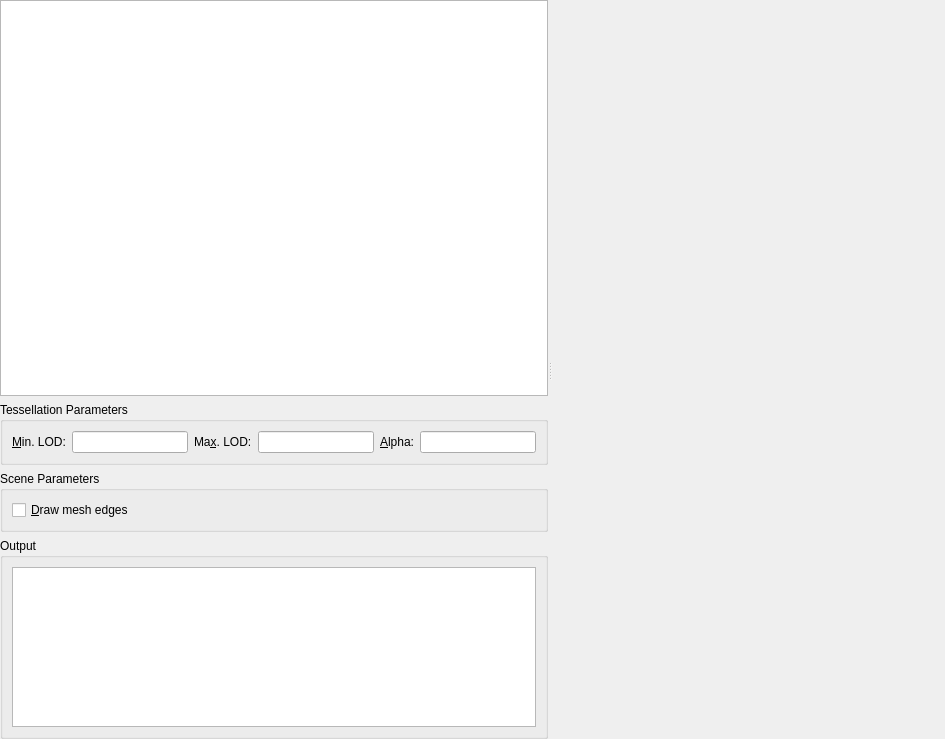
Old version of the form src/mainwindow.ui in the repository mimecorg/descend.
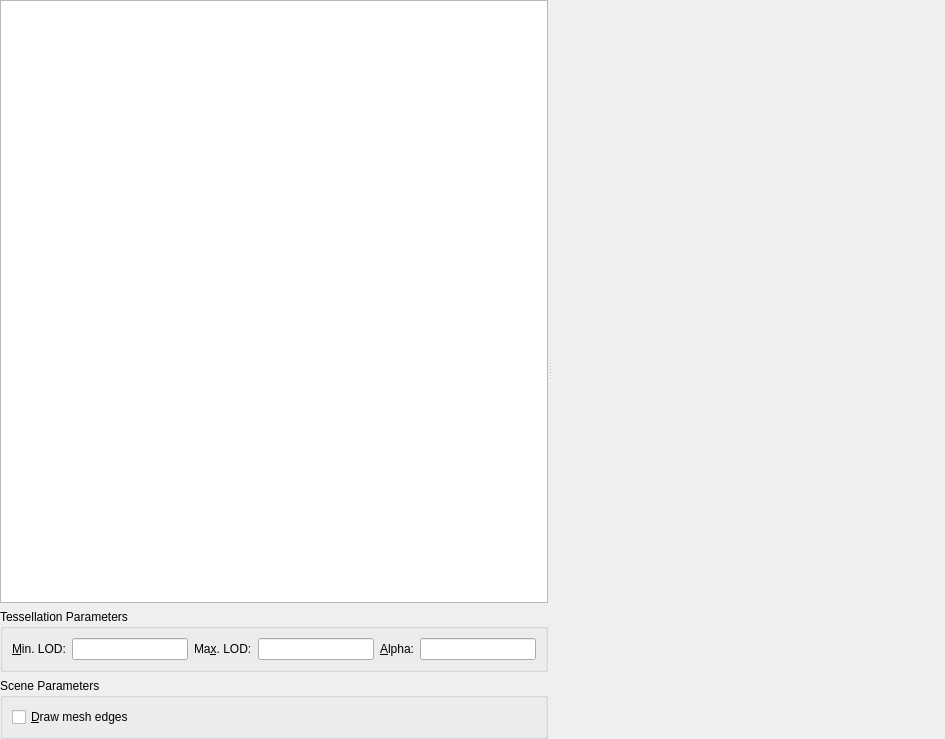
New version of the form. Custom widgets are drawn as their Qt base class.

What changed in the file:
```diff
--- a/src/mainwindow.ui
+++ b/src/mainwindow.ui
@@ -94,37 +94,6 @@
             </layout>
            </widget>
           </item>
-          <item>
-           <widget class="QGroupBox" name="outputGroupBox">
-            <property name="title">
-             <string>Output</string>
-            </property>
-            <layout class="QVBoxLayout" name="verticalLayout_3">
-             <item>
-              <widget class="QPlainTextEdit" name="outputEdit">
-               <property name="maximumSize">
-                <size>
-                 <width>16777215</width>
-                 <height>160</height>
-                </size>
-               </property>
-               <property name="font">
-                <font>
-                 <family>Courier New</family>
-                 <pointsize>10</pointsize>
-                </font>
-               </property>
-               <property name="readOnly">
-                <bool>true</bool>
-               </property>
-               <property name="tabStopWidth">
-                <number>32</number>
-               </property>
-              </widget>
-             </item>
-            </layout>
-           </widget>
-          </item>
          </layout>
         </item>
        </layout>
```
Left out of the diff: 1 changed line with no effect on the pictures.
